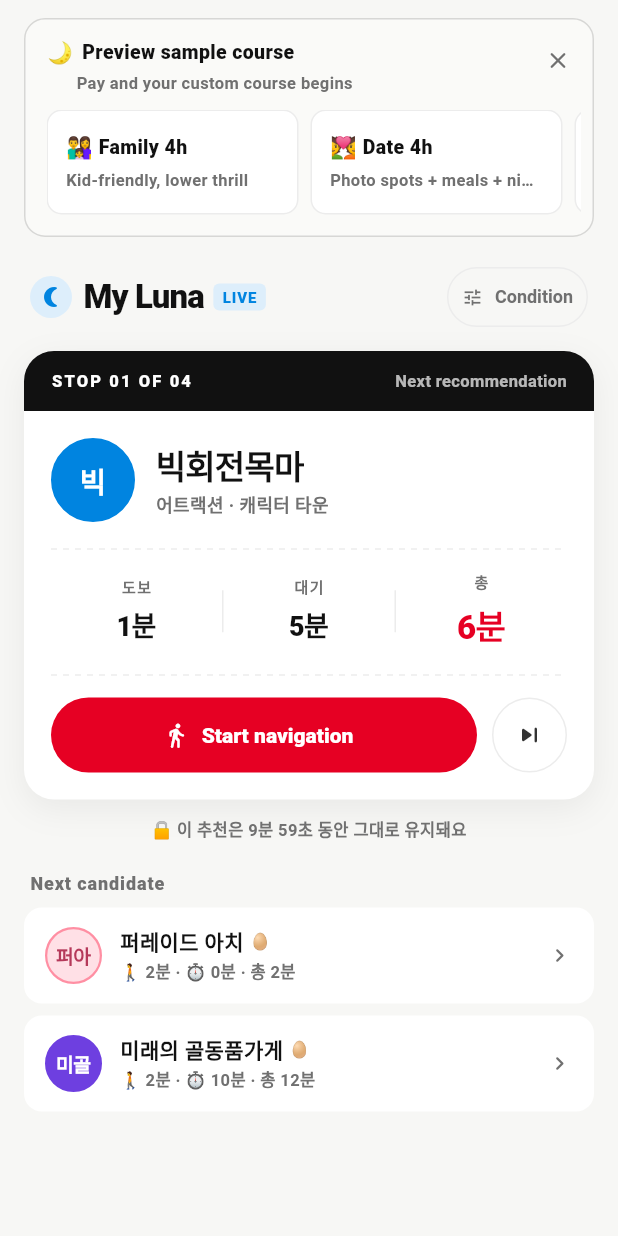
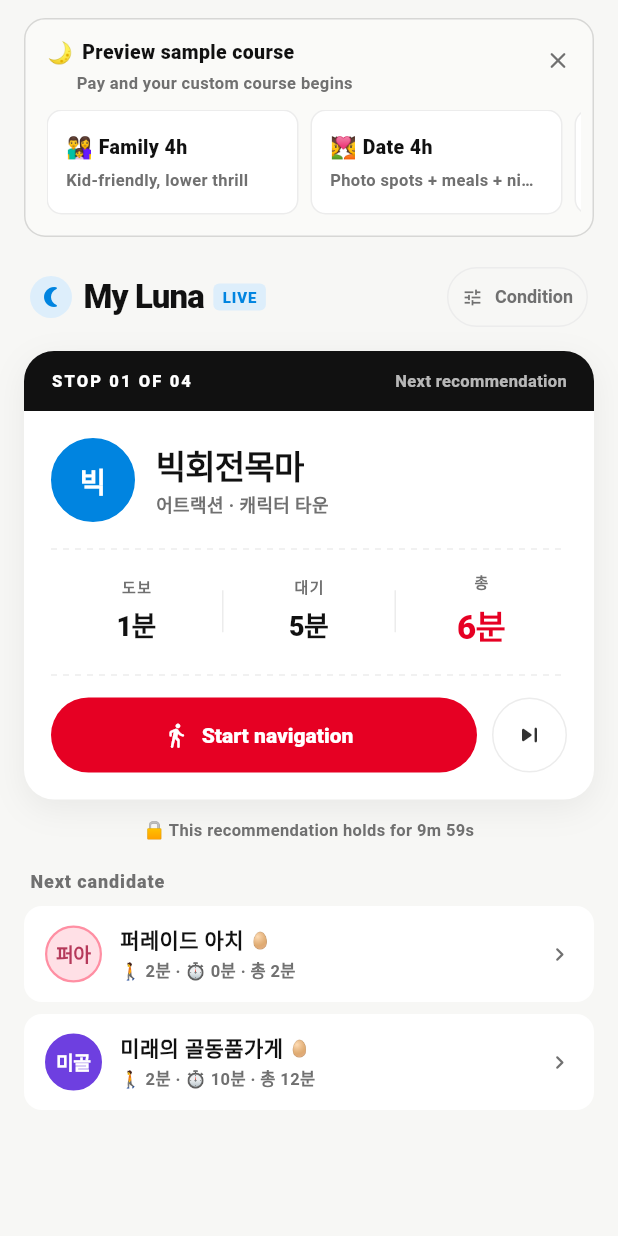
Before and after one commit to 202001381/retrace, a Flutter app: the MyLunaScreen screen opened directly, on a phone screen of 412 x 824 dp. Run offline on Flutter 3.47's test engine with Material 3 defaults, Android fonts, the phone set to English and light mode, and no system bars; our stand-ins replace cloud_firestore, firebase_core, flutter_map, geolocator, image_picker, latlong2 and 1 more; accounts and stored records are empty.

Commit message:
i18n lock-window strings + verify E2E flow
- _WindowFooter ("이 추천은 N분 동안 그대로 유지돼요") flips locale.
  Plurals: myluna_lock_label_min_sec / _sec helpers handle "5분 02초" vs
  "5m 02s" without breaking layout.

- Added myluna_lock_expired + myluna_refresh_now for future inline
  expiry banner.

E2E user-flow simulation against the running backend confirms variance:
  initial 가족·아이 → carousel/mini_airplane/mini_viking, rationale 가족
  attraction_completed @ 11h → drops carousel, rationale 점심시간
  gps_moved + 11h → re-routed from new lat/lng, lunch rationale
  rain_prob=80 → bumper_car/mirror_maze (indoor up), rationale 비
  profile_changed thrill → x_flyer/lava_twister/blackhole_2000

309 i18n keys ko/en in sync. 68 backend tests passing.

```diff
--- a/lib/screens/myluna/myluna_screen.dart
+++ b/lib/screens/myluna/myluna_screen.dart
@@ -999,12 +999,15 @@ class _WindowFooter extends StatelessWidget {
 
   @override
   Widget build(BuildContext context) {
+    final l = AppL10n.of(context)!;
     final m = remaining.inMinutes;
     final s = remaining.inSeconds % 60;
-    final label = m > 0 ? '$m분 ${s.toString().padLeft(2, '0')}초' : '$s초';
+    final label = m > 0
+        ? l.myluna_lock_label_min_sec(m, s.toString().padLeft(2, '0'))
+        : l.myluna_lock_label_sec(s);
     return Center(
       child: Text(
-        '🔒 이 추천은 $label 동안 그대로 유지돼요',
+        l.myluna_locked(label),
         style: const TextStyle(
           fontSize: 11,
           color: AppColors.textSecondary,
```
Also changed, not shown: lib/l10n/app_en.arb (+15 -1 lines), lib/l10n/app_ko.arb (+15 -1 lines), lib/l10n/generated/app_localizations.dart, lib/l10n/generated/app_localizations_en.dart, lib/l10n/generated/app_localizations_ko.dart.
